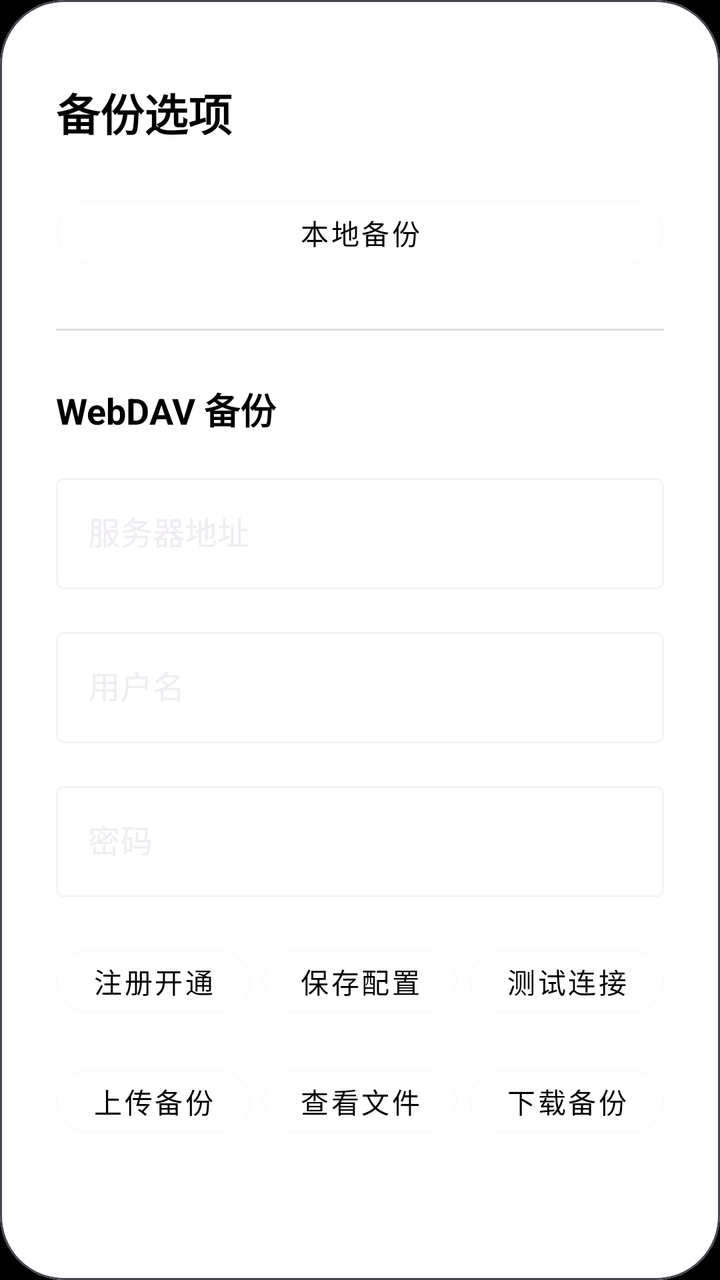
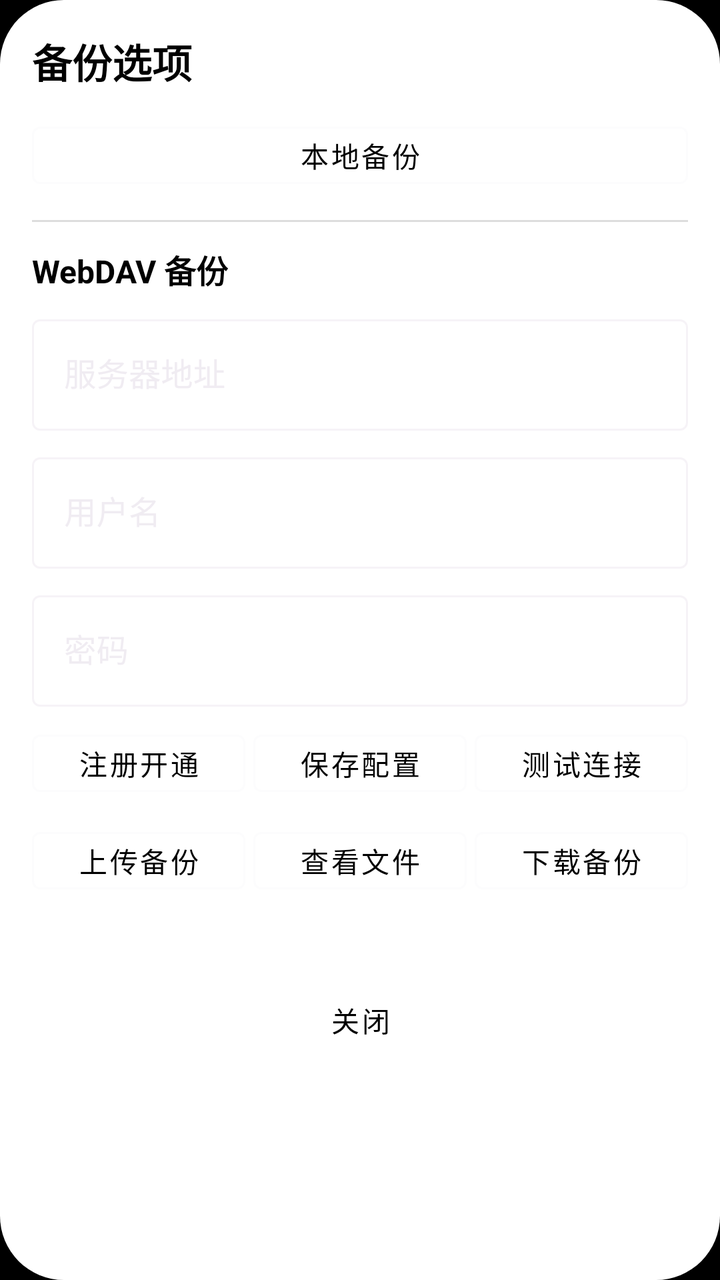

Screens rendered from an Android XML layout before and after an edit, with the pre-edit source and the edit as a unified diff.
<!-- AndroidManifest.xml: application theme Theme.App -->
<!-- res/layout/dialog_webdav_backup.xml -->
<?xml version="1.0" encoding="utf-8"?>
<com.google.android.material.card.MaterialCardView xmlns:android="http://schemas.android.com/apk/res/android"
    xmlns:app="http://schemas.android.com/apk/res-auto"
    android:layout_width="match_parent"
    android:layout_height="wrap_content"
    android:layout_marginHorizontal="8dp"
    app:cardCornerRadius="32dp"
    app:cardBackgroundColor="@android:color/white"
    app:cardElevation="8dp">

    <androidx.appcompat.widget.LinearLayoutCompat
        android:layout_width="match_parent"
        android:layout_height="wrap_content"
        android:orientation="vertical"
        android:paddingTop="40dp"
        android:paddingBottom="40dp"
        android:paddingStart="28dp"
        android:paddingEnd="28dp">

        
        <com.google.android.material.textview.MaterialTextView
            android:layout_width="wrap_content"
            android:layout_height="wrap_content"
            android:text="备份选项"
            android:textColor="@android:color/black"
            android:textSize="22sp"
            android:textStyle="bold"
            android:layout_marginBottom="22dp" />

        
        <com.google.android.material.button.MaterialButton
            android:id="@+id/btnLocalBackup"
            android:layout_width="match_parent"
            android:layout_height="wrap_content"
            android:text="本地备份"
            android:textColor="@android:color/black"
            app:cornerRadius="16dp"
            android:minHeight="44dp"
            style="@style/Widget.MaterialComponents.Button.OutlinedButton" />

        <View
            android:layout_width="match_parent"
            android:layout_height="1dp"
            android:background="#DDDDDD"
            android:layout_marginVertical="26dp" />

        
        <com.google.android.material.textview.MaterialTextView
            android:layout_width="wrap_content"
            android:layout_height="wrap_content"
            android:text="WebDAV 备份"
            android:textColor="@android:color/black"
            android:textSize="18sp"
            android:textStyle="bold"
            android:layout_marginBottom="16dp" />

        
        <com.google.android.material.textfield.TextInputLayout
            android:layout_width="match_parent"
            android:layout_height="wrap_content"
            android:hint="服务器地址"
            app:boxBackgroundMode="outline"
            app:hintTextColor="@android:color/black"
            style="@style/Widget.MaterialComponents.TextInputLayout.OutlinedBox">

            <com.google.android.material.textfield.TextInputEditText
                android:id="@+id/dialogWebdavUrl"
                android:layout_width="match_parent"
                android:layout_height="wrap_content"
                android:inputType="textUri"
                android:textColor="@android:color/black"
                android:textColorHint="@android:color/darker_gray" />
        </com.google.android.material.textfield.TextInputLayout>

        
        <com.google.android.material.textfield.TextInputLayout
            android:layout_width="match_parent"
            android:layout_height="wrap_content"
            android:layout_marginTop="16dp"
            android:hint="用户名"
            app:boxBackgroundMode="outline"
            app:hintTextColor="@android:color/black"
            style="@style/Widget.MaterialComponents.TextInputLayout.OutlinedBox">

            <com.google.android.material.textfield.TextInputEditText
                android:id="@+id/dialogWebdavUser"
                android:layout_width="match_parent"
                android:layout_height="wrap_content"
                android:inputType="text"
                android:textColor="@android:color/black"
                android:textColorHint="@android:color/darker_gray" />
        </com.google.android.material.textfield.TextInputLayout>

        
        <com.google.android.material.textfield.TextInputLayout
            android:layout_width="match_parent"
            android:layout_height="wrap_content"
            android:layout_marginTop="16dp"
            android:hint="密码"
            app:boxBackgroundMode="outline"
            app:hintTextColor="@android:color/black"
            style="@style/Widget.MaterialComponents.TextInputLayout.OutlinedBox">

            <com.google.android.material.textfield.TextInputEditText
                android:id="@+id/dialogWebdavPass"
                android:layout_width="match_parent"
                android:layout_height="wrap_content"
                android:inputType="textPassword"
                android:textColor="@android:color/black"
                android:textColorHint="@android:color/darker_gray" />
        </com.google.android.material.textfield.TextInputLayout>

        
        <androidx.appcompat.widget.LinearLayoutCompat
            android:layout_width="match_parent"
            android:layout_height="wrap_content"
            android:layout_marginTop="20dp"
            android:orientation="horizontal"
            android:gravity="center">

            <com.google.android.material.button.MaterialButton
                android:id="@+id/dialogWebdavLink"
                android:layout_width="0dp"
                android:layout_height="wrap_content"
                android:layout_weight="1"
                android:layout_marginEnd="6dp"
                android:text="注册开通"
                android:textColor="@android:color/black"
                app:cornerRadius="16dp"
                android:minHeight="44dp"
                style="@style/Widget.MaterialComponents.Button.OutlinedButton" />

            <com.google.android.material.button.MaterialButton
                android:id="@+id/dialogWebdavSave"
                android:layout_width="0dp"
                android:layout_height="wrap_content"
                android:layout_weight="1"
                android:layout_marginEnd="6dp"
                android:text="保存配置"
                android:textColor="@android:color/black"
                app:cornerRadius="16dp"
                android:minHeight="44dp"
                style="@style/Widget.MaterialComponents.Button.OutlinedButton" />

            <com.google.android.material.button.MaterialButton
                android:id="@+id/dialogWebdavTest"
                android:layout_width="0dp"
                android:layout_height="wrap_content"
                android:layout_weight="1"
                android:text="测试连接"
                android:textColor="@android:color/black"
                app:cornerRadius="16dp"
                android:minHeight="44dp"
                style="@style/Widget.MaterialComponents.Button.OutlinedButton" />
        </androidx.appcompat.widget.LinearLayoutCompat>

        
        <androidx.appcompat.widget.LinearLayoutCompat
            android:layout_width="match_parent"
            android:layout_height="wrap_content"
            android:layout_marginTop="16dp"
            android:orientation="horizontal"
            android:gravity="center">

            <com.google.android.material.button.MaterialButton
                android:id="@+id/dialogWebdavUpload"
                android:layout_width="0dp"
                android:layout_height="wrap_content"
                android:layout_weight="1"
                android:layout_marginEnd="6dp"
                android:text="上传备份"
                android:textColor="@android:color/black"
                app:cornerRadius="16dp"
                android:minHeight="44dp"
                style="@style/Widget.MaterialComponents.Button.OutlinedButton" />

            <com.google.android.material.button.MaterialButton
                android:id="@+id/dialogWebdavList"
                android:layout_width="0dp"
                android:layout_height="wrap_content"
                android:layout_weight="1"
                android:layout_marginEnd="6dp"
                android:text="查看文件"
                android:textColor="@android:color/black"
                app:cornerRadius="16dp"
                android:minHeight="44dp"
                style="@style/Widget.MaterialComponents.Button.OutlinedButton" />

            <com.google.android.material.button.MaterialButton
                android:id="@+id/dialogWebdavDownload"
                android:layout_width="0dp"
                android:layout_height="wrap_content"
                android:layout_weight="1"
                android:text="下载备份"
                android:textColor="@android:color/black"
                app:cornerRadius="16dp"
                android:minHeight="44dp"
                style="@style/Widget.MaterialComponents.Button.OutlinedButton" />
        </androidx.appcompat.widget.LinearLayoutCompat>

        
        <com.google.android.material.textview.MaterialTextView
            android:id="@+id/dialogWebdavStatus"
            android:layout_width="match_parent"
            android:layout_height="wrap_content"
            android:layout_marginTop="20dp"
            android:text=""
            android:textColor="@android:color/black"
            android:textSize="14sp"
            android:gravity="center" />

        
        <com.google.android.material.button.MaterialButton
            android:id="@+id/dialogClose"
            android:layout_width="wrap_content"
            android:layout_height="wrap_content"
            android:layout_gravity="center_horizontal"
            android:layout_marginTop="24dp"
            android:text="关闭"
            android:textColor="@android:color/black"
            android:minHeight="44dp"
            style="@style/Widget.MaterialComponents.Button.TextButton" />

    </androidx.appcompat.widget.LinearLayoutCompat>
</com.google.android.material.card.MaterialCardView>
<!-- resources referenced by this layout -->
<resources>
  <style name="Theme.App" parent="Theme.Base" />
  <style name="Theme.Base" parent="Theme.Material3.Dark.NoActionBar">
          <item name="colorPrimary">@color/white</item>
          <item name="android:windowBackground">@color/black</item>
          <item name="android:windowFullscreen">true</item>
          <item name="android:windowTranslucentStatus">true</item>
          <item name="android:windowTranslucentNavigation">true</item>
          <item name="android:windowAnimationStyle">@style/NoAnim</item>
      </style>
  <color name="white">#FFFFFF</color>
  <color name="black">#000000</color>
  <style name="NoAnim">
          <item name="android:activityOpenEnterAnimation">@null</item>
          <item name="android:activityOpenExitAnimation">@null</item>
          <item name="android:activityCloseEnterAnimation">@null</item>
          <item name="android:activityCloseExitAnimation">@null</item>
      </style>
</resources>

<!-- the commit's change to res/layout/dialog_webdav_backup.xml (unified diff, before → after) -->
@@ -1,225 +1,208 @@
 <?xml version="1.0" encoding="utf-8"?>
-<com.google.android.material.card.MaterialCardView xmlns:android="http://schemas.android.com/apk/res/android"
+<androidx.appcompat.widget.LinearLayoutCompat xmlns:android="http://schemas.android.com/apk/res/android"
     xmlns:app="http://schemas.android.com/apk/res-auto"
     android:layout_width="match_parent"
     android:layout_height="wrap_content"
-    android:layout_marginHorizontal="8dp"
-    app:cardCornerRadius="32dp"
-    app:cardBackgroundColor="@android:color/white"
-    app:cardElevation="8dp">
-
+    android:orientation="vertical"
+    android:background="@drawable/shape_dialog_rounded"
+    android:padding="16dp">
+
+    
+    <com.google.android.material.textview.MaterialTextView
+        android:layout_width="wrap_content"
+        android:layout_height="wrap_content"
+        android:text="备份选项"
+        android:textColor="@android:color/black"
+        android:textSize="20sp"
+        android:textStyle="bold"
+        android:layout_marginBottom="12dp" />
+
+    
+    <com.google.android.material.button.MaterialButton
+        android:id="@+id/btnLocalBackup"
+        android:layout_width="match_parent"
+        android:layout_height="wrap_content"
+        android:text="本地备份"
+        android:textColor="@android:color/black"
+        android:minHeight="40dp"
+        style="@style/Widget.MaterialComponents.Button.OutlinedButton" />
+
+    <View
+        android:layout_width="match_parent"
+        android:layout_height="1dp"
+        android:background="#DDDDDD"
+        android:layout_marginVertical="12dp" />
+
+    
+    <com.google.android.material.textview.MaterialTextView
+        android:layout_width="wrap_content"
+        android:layout_height="wrap_content"
+        android:text="WebDAV 备份"
+        android:textColor="@android:color/black"
+        android:textSize="16sp"
+        android:textStyle="bold"
+        android:layout_marginBottom="8dp" />
+
+    
+    <com.google.android.material.textfield.TextInputLayout
+        android:layout_width="match_parent"
+        android:layout_height="wrap_content"
+        android:hint="服务器地址"
+        app:boxBackgroundMode="outline"
+        app:hintTextColor="@android:color/black"
+        style="@style/Widget.MaterialComponents.TextInputLayout.OutlinedBox">
+
+        <com.google.android.material.textfield.TextInputEditText
+            android:id="@+id/dialogWebdavUrl"
+            android:layout_width="match_parent"
+            android:layout_height="wrap_content"
+            android:inputType="textUri"
+            android:textColor="@android:color/black"
+            android:textColorHint="@android:color/darker_gray" />
+    </com.google.android.material.textfield.TextInputLayout>
+
+    
+    <com.google.android.material.textfield.TextInputLayout
+        android:layout_width="match_parent"
+        android:layout_height="wrap_content"
+        android:layout_marginTop="8dp"
+        android:hint="用户名"
+        app:boxBackgroundMode="outline"
+        app:hintTextColor="@android:color/black"
+        style="@style/Widget.MaterialComponents.TextInputLayout.OutlinedBox">
+
+        <com.google.android.material.textfield.TextInputEditText
+            android:id="@+id/dialogWebdavUser"
+            android:layout_width="match_parent"
+            android:layout_height="wrap_content"
+            android:inputType="text"
+            android:textColor="@android:color/black"
+            android:textColorHint="@android:color/darker_gray" />
+    </com.google.android.material.textfield.TextInputLayout>
+
+    
+    <com.google.android.material.textfield.TextInputLayout
+        android:layout_width="match_parent"
+        android:layout_height="wrap_content"
+        android:layout_marginTop="8dp"
+        android:hint="密码"
+        app:boxBackgroundMode="outline"
+        app:hintTextColor="@android:color/black"
+        style="@style/Widget.MaterialComponents.TextInputLayout.OutlinedBox">
+
+        <com.google.android.material.textfield.TextInputEditText
+            android:id="@+id/dialogWebdavPass"
+            android:layout_width="match_parent"
+            android:layout_height="wrap_content"
+            android:inputType="textPassword"
+            android:textColor="@android:color/black"
+            android:textColorHint="@android:color/darker_gray" />
+    </com.google.android.material.textfield.TextInputLayout>
+
+    
     <androidx.appcompat.widget.LinearLayoutCompat
         android:layout_width="match_parent"
         android:layout_height="wrap_content"
-        android:orientation="vertical"
-        android:paddingTop="40dp"
-        android:paddingBottom="40dp"
-        android:paddingStart="28dp"
-        android:paddingEnd="28dp">
-
-        
-        <com.google.android.material.textview.MaterialTextView
-            android:layout_width="wrap_content"
-            android:layout_height="wrap_content"
-            android:text="备份选项"
-            android:textColor="@android:color/black"
-            android:textSize="22sp"
-            android:textStyle="bold"
-            android:layout_marginBottom="22dp" />
-
-        
-        <com.google.android.material.button.MaterialButton
-            android:id="@+id/btnLocalBackup"
-            android:layout_width="match_parent"
-            android:layout_height="wrap_content"
-            android:text="本地备份"
-            android:textColor="@android:color/black"
-            app:cornerRadius="16dp"
-            android:minHeight="44dp"
-            style="@style/Widget.MaterialComponents.Button.OutlinedButton" />
-
-        <View
-            android:layout_width="match_parent"
-            android:layout_height="1dp"
-            android:background="#DDDDDD"
-            android:layout_marginVertical="26dp" />
-
-        
-        <com.google.android.material.textview.MaterialTextView
-            android:layout_width="wrap_content"
-            android:layout_height="wrap_content"
-            android:text="WebDAV 备份"
-            android:textColor="@android:color/black"
-            android:textSize="18sp"
-            android:textStyle="bold"
-            android:layout_marginBottom="16dp" />
-
-        
-        <com.google.android.material.textfield.TextInputLayout
-            android:layout_width="match_parent"
-            android:layout_height="wrap_content"
-            android:hint="服务器地址"
-            app:boxBackgroundMode="outline"
-            app:hintTextColor="@android:color/black"
-            style="@style/Widget.MaterialComponents.TextInputLayout.OutlinedBox">
-
-            <com.google.android.material.textfield.TextInputEditText
-                android:id="@+id/dialogWebdavUrl"
-                android:layout_width="match_parent"
-                android:layout_height="wrap_content"
-                android:inputType="textUri"
-                android:textColor="@android:color/black"
-                android:textColorHint="@android:color/darker_gray" />
-        </com.google.android.material.textfield.TextInputLayout>
-
-        
-        <com.google.android.material.textfield.TextInputLayout
-            android:layout_width="match_parent"
-            android:layout_height="wrap_content"
-            android:layout_marginTop="16dp"
-            android:hint="用户名"
-            app:boxBackgroundMode="outline"
-            app:hintTextColor="@android:color/black"
-            style="@style/Widget.MaterialComponents.TextInputLayout.OutlinedBox">
-
-            <com.google.android.material.textfield.TextInputEditText
-                android:id="@+id/dialogWebdavUser"
-                android:layout_width="match_parent"
-                android:layout_height="wrap_content"
-                android:inputType="text"
-                android:textColor="@android:color/black"
-                android:textColorHint="@android:color/darker_gray" />
-        </com.google.android.material.textfield.TextInputLayout>
-
-        
-        <com.google.android.material.textfield.TextInputLayout
-            android:layout_width="match_parent"
-            android:layout_height="wrap_content"
-            android:layout_marginTop="16dp"
-            android:hint="密码"
-            app:boxBackgroundMode="outline"
-            app:hintTextColor="@android:color/black"
-            style="@style/Widget.MaterialComponents.TextInputLayout.OutlinedBox">
-
-            <com.google.android.material.textfield.TextInputEditText
-                android:id="@+id/dialogWebdavPass"
-                android:layout_width="match_parent"
-                android:layout_height="wrap_content"
-                android:inputType="textPassword"
-                android:textColor="@android:color/black"
-                android:textColorHint="@android:color/darker_gray" />
-        </com.google.android.material.textfield.TextInputLayout>
-
-        
-        <androidx.appcompat.widget.LinearLayoutCompat
-            android:layout_width="match_parent"
-            android:layout_height="wrap_content"
-            android:layout_marginTop="20dp"
-            android:orientation="horizontal"
-            android:gravity="center">
-
-            <com.google.android.material.button.MaterialButton
-                android:id="@+id/dialogWebdavLink"
-                android:layout_width="0dp"
-                android:layout_height="wrap_content"
-                android:layout_weight="1"
-                android:layout_marginEnd="6dp"
-                android:text="注册开通"
-                android:textColor="@android:color/black"
-                app:cornerRadius="16dp"
-                android:minHeight="44dp"
-                style="@style/Widget.MaterialComponents.Button.OutlinedButton" />
-
-            <com.google.android.material.button.MaterialButton
-                android:id="@+id/dialogWebdavSave"
-                android:layout_width="0dp"
-                android:layout_height="wrap_content"
-                android:layout_weight="1"
-                android:layout_marginEnd="6dp"
-                android:text="保存配置"
-                android:textColor="@android:color/black"
-                app:cornerRadius="16dp"
-                android:minHeight="44dp"
-                style="@style/Widget.MaterialComponents.Button.OutlinedButton" />
-
-            <com.google.android.material.button.MaterialButton
-                android:id="@+id/dialogWebdavTest"
-                android:layout_width="0dp"
-                android:layout_height="wrap_content"
-                android:layout_weight="1"
-                android:text="测试连接"
-                android:textColor="@android:color/black"
-                app:cornerRadius="16dp"
-                android:minHeight="44dp"
-                style="@style/Widget.MaterialComponents.Button.OutlinedButton" />
-        </androidx.appcompat.widget.LinearLayoutCompat>
-
-        
-        <androidx.appcompat.widget.LinearLayoutCompat
-            android:layout_width="match_parent"
-            android:layout_height="wrap_content"
-            android:layout_marginTop="16dp"
-            android:orientation="horizontal"
-            android:gravity="center">
-
-            <com.google.android.material.button.MaterialButton
-                android:id="@+id/dialogWebdavUpload"
-                android:layout_width="0dp"
-                android:layout_height="wrap_content"
-                android:layout_weight="1"
-                android:layout_marginEnd="6dp"
-                android:text="上传备份"
-                android:textColor="@android:color/black"
-                app:cornerRadius="16dp"
-                android:minHeight="44dp"
-                style="@style/Widget.MaterialComponents.Button.OutlinedButton" />
-
-            <com.google.android.material.button.MaterialButton
-                android:id="@+id/dialogWebdavList"
-                android:layout_width="0dp"
-                android:layout_height="wrap_content"
-                android:layout_weight="1"
-                android:layout_marginEnd="6dp"
-                android:text="查看文件"
-                android:textColor="@android:color/black"
-                app:cornerRadius="16dp"
-                android:minHeight="44dp"
-                style="@style/Widget.MaterialComponents.Button.OutlinedButton" />
-
-            <com.google.android.material.button.MaterialButton
-                android:id="@+id/dialogWebdavDownload"
-                android:layout_width="0dp"
-                android:layout_height="wrap_content"
-                android:layout_weight="1"
-                android:text="下载备份"
-                android:textColor="@android:color/black"
-                app:cornerRadius="16dp"
-                android:minHeight="44dp"
-                style="@style/Widget.MaterialComponents.Button.OutlinedButton" />
-        </androidx.appcompat.widget.LinearLayoutCompat>
-
-        
-        <com.google.android.material.textview.MaterialTextView
-            android:id="@+id/dialogWebdavStatus"
-            android:layout_width="match_parent"
-            android:layout_height="wrap_content"
-            android:layout_marginTop="20dp"
-            android:text=""
-            android:textColor="@android:color/black"
-            android:textSize="14sp"
-            android:gravity="center" />
-
-        
-        <com.google.android.material.button.MaterialButton
-            android:id="@+id/dialogClose"
-            android:layout_width="wrap_content"
-            android:layout_height="wrap_content"
-            android:layout_gravity="center_horizontal"
-            android:layout_marginTop="24dp"
-            android:text="关闭"
-            android:textColor="@android:color/black"
-            android:minHeight="44dp"
-            style="@style/Widget.MaterialComponents.Button.TextButton" />
+        android:layout_marginTop="8dp"
+        android:orientation="horizontal"
+        android:gravity="center">
+
+        <com.google.android.material.button.MaterialButton
+            android:id="@+id/dialogWebdavLink"
+            android:layout_width="0dp"
+            android:layout_height="wrap_content"
+            android:layout_weight="1"
+            android:layout_marginEnd="4dp"
+            android:text="注册开通"
+            android:textColor="@android:color/black"
+            android:minHeight="40dp"
+            style="@style/Widget.MaterialComponents.Button.OutlinedButton" />
+
+        <com.google.android.material.button.MaterialButton
+            android:id="@+id/dialogWebdavSave"
+            android:layout_width="0dp"
+            android:layout_height="wrap_content"
+            android:layout_weight="1"
+            android:layout_marginEnd="4dp"
+            android:text="保存配置"
+            android:textColor="@android:color/black"
+            android:minHeight="40dp"
+            style="@style/Widget.MaterialComponents.Button.OutlinedButton" />
+
+        <com.google.android.material.button.MaterialButton
+            android:id="@+id/dialogWebdavTest"
+            android:layout_width="0dp"
+            android:layout_height="wrap_content"
+            android:layout_weight="1"
+            android:text="测试连接"
+            android:textColor="@android:color/black"
+            android:minHeight="40dp"
+            style="@style/Widget.MaterialComponents.Button.OutlinedButton" />
 
     </androidx.appcompat.widget.LinearLayoutCompat>
-</com.google.android.material.card.MaterialCardView>
+
+    
+    <androidx.appcompat.widget.LinearLayoutCompat
+        android:layout_width="match_parent"
+        android:layout_height="wrap_content"
+        android:layout_marginTop="8dp"
+        android:orientation="horizontal"
+        android:gravity="center">
+
+        <com.google.android.material.button.MaterialButton
+            android:id="@+id/dialogWebdavUpload"
+            android:layout_width="0dp"
+            android:layout_height="wrap_content"
+            android:layout_weight="1"
+            android:layout_marginEnd="4dp"
+            android:text="上传备份"
+            android:textColor="@android:color/black"
+            android:minHeight="40dp"
+            style="@style/Widget.MaterialComponents.Button.OutlinedButton" />
+
+        <com.google.android.material.button.MaterialButton
+            android:id="@+id/dialogWebdavList"
+            android:layout_width="0dp"
+            android:layout_height="wrap_content"
+            android:layout_weight="1"
+            android:layout_marginEnd="4dp"
+            android:text="查看文件"
+            android:textColor="@android:color/black"
+            android:minHeight="40dp"
+            style="@style/Widget.MaterialComponents.Button.OutlinedButton" />
+
+        <com.google.android.material.button.MaterialButton
+            android:id="@+id/dialogWebdavDownload"
+            android:layout_width="0dp"
+            android:layout_height="wrap_content"
+            android:layout_weight="1"
+            android:text="下载备份"
+            android:textColor="@android:color/black"
+            android:minHeight="40dp"
+            style="@style/Widget.MaterialComponents.Button.OutlinedButton" />
+
+    </androidx.appcompat.widget.LinearLayoutCompat>
+
+    
+    <com.google.android.material.textview.MaterialTextView
+        android:id="@+id/dialogWebdavStatus"
+        android:layout_width="match_parent"
+        android:layout_height="wrap_content"
+        android:layout_marginTop="8dp"
+        android:text=""
+        android:textColor="#006600"
+        android:textSize="14sp" />
+
+    
+    <com.google.android.material.button.MaterialButton
+        android:id="@+id/dialogClose"
+        android:layout_width="wrap_content"
+        android:layout_height="wrap_content"
+        android:layout_gravity="center_horizontal"
+        android:layout_marginTop="12dp"
+        android:text="关闭"
+        android:textColor="@android:color/black"
+        android:minHeight="40dp"
+        style="@style/Widget.MaterialComponents.Button.TextButton" />
+
+</androidx.appcompat.widget.LinearLayoutCompat>
<!-- resource entries referenced after the edit -->
@@ -1,5 +1,11 @@
 <!-- resources referenced by this layout -->
 <resources>
+  <!-- drawable shape_dialog_rounded (drawable) -->
+  <?xml version="1.0" encoding="utf-8"?>
+  <shape xmlns:android="http://schemas.android.com/apk/res/android">
+      <solid android:color="@android:color/white" />
+      <corners android:radius="32dp" />
+  </shape>
   <style name="Theme.App" parent="Theme.Base" />
   <style name="Theme.Base" parent="Theme.Material3.Dark.NoActionBar">
           <item name="colorPrimary">@color/white</item>
